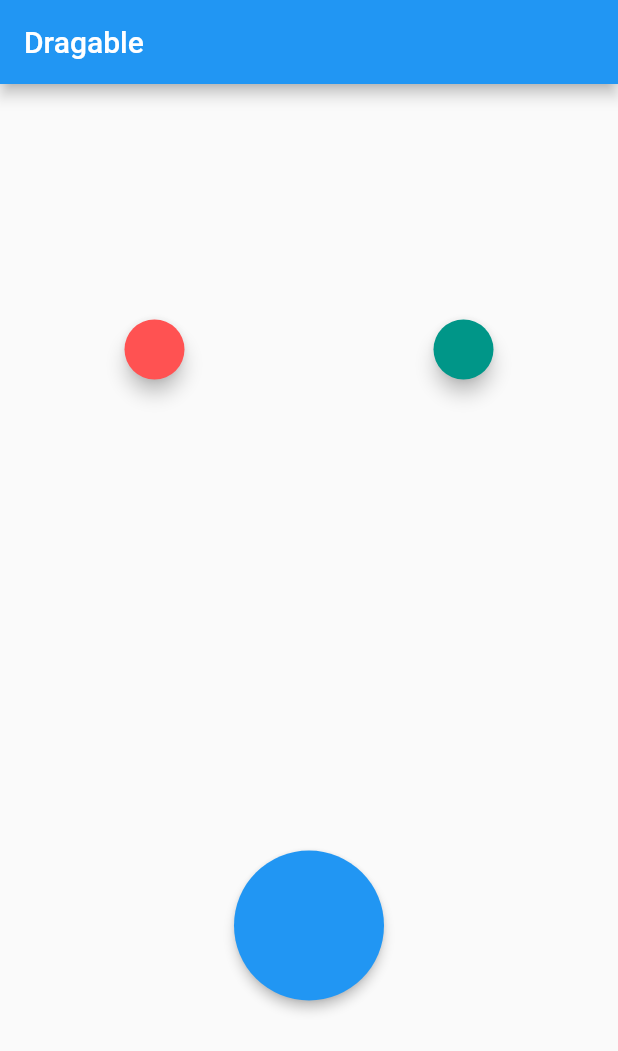
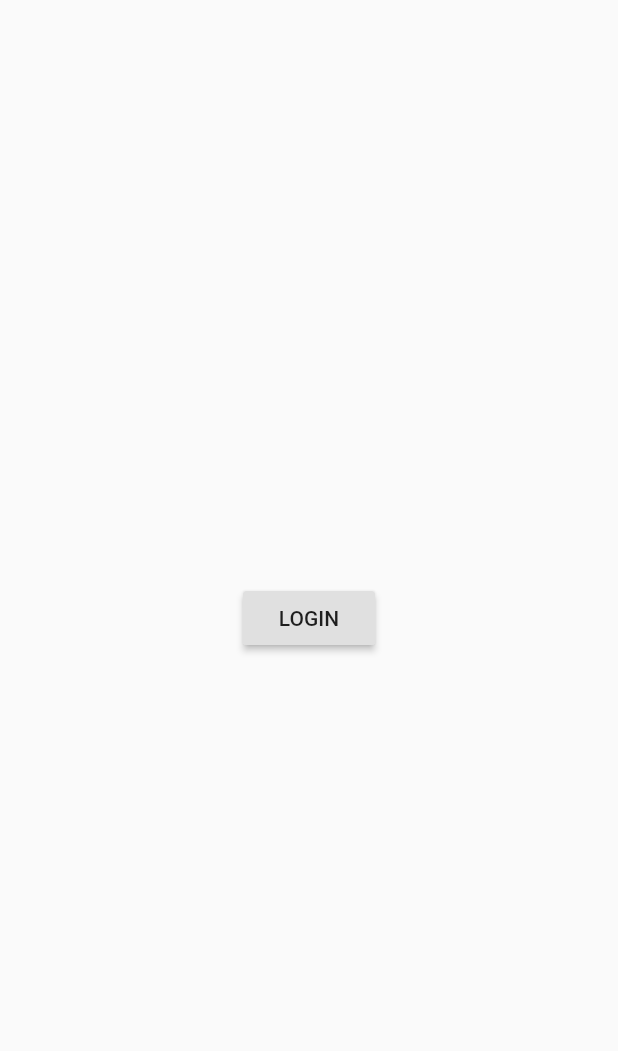
Before and after one commit to nrfitriani/flutter_fundamental, a Flutter app: the screen it shows after launch, on a phone screen of 412 x 824 dp. Shown: the top 1051 px of the screen. Run offline on Flutter 3.47's test engine with Material 2 defaults, Android fonts, the phone set to English and light mode, and no system bars.

```diff
--- /dev/null
+++ b/lib/login_page.dart
@@ -0,0 +1,19 @@
+import 'package:flutter/material.dart';
+import 'package:flutter_fundamental/main_page.dart';
+
+class LoginPage extends StatelessWidget {
+  @override
+  Widget build(BuildContext context) {
+    return Scaffold(
+      body: Center(
+        child: RaisedButton(
+        child: Text("LOGIN"),
+        onPressed: () {
+          Navigator.pushReplacement(context, MaterialPageRoute(builder: (context) {
+            return MainPage();
+          }));
+        },
+      )),
+    );
+  }
+}
--- a/lib/main.dart
+++ b/lib/main.dart
@@ -536,6 +536,7 @@ class MyApp extends StatelessWidget {
 */
 
 
+/*
 //Draggable,DragTarget,Sized box, Material
 void main() => runApp(MyApp());
 
@@ -641,3 +642,19 @@ class _MyAppState extends State<MyApp> {
     );
   }
 }
+
+*/
+
+//F16_Multipage
+import 'package:flutter_fundamental/login_page.dart';
+void main() => runApp(MyApp());
+
+class MyApp extends StatelessWidget {
+  @override
+  Widget build(BuildContext context) {
+    return MaterialApp(
+      home: LoginPage(),
+
+    );
+  }
+}
```
Also changed, not shown: lib/main_page.dart (added, +19 -0 lines), lib/second_page.dart (added, +17 -0 lines).
